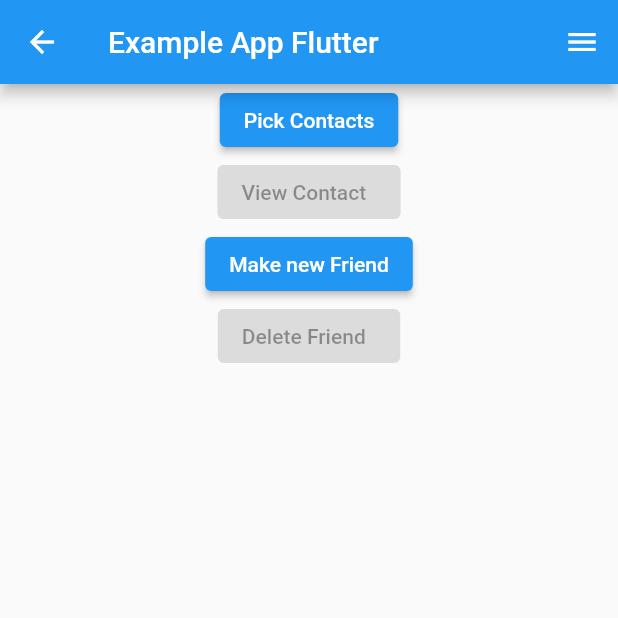
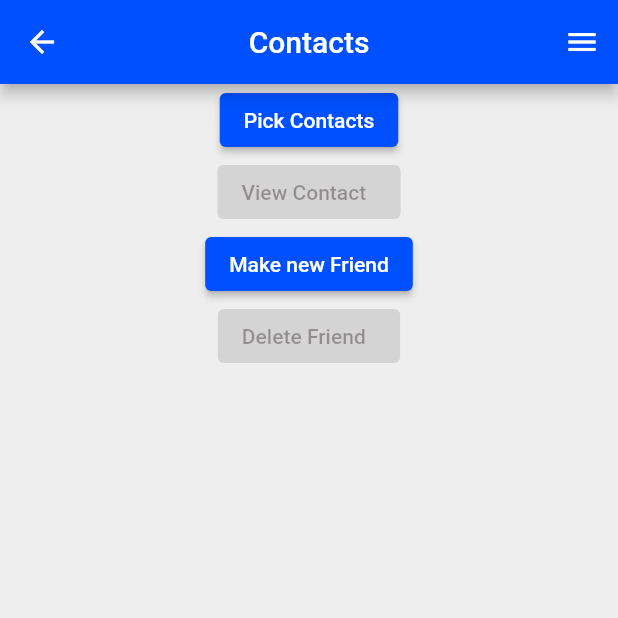
Before and after one commit to Ententerminator/Flutter, a Flutter app: the screen it shows after launch, after a tap on "Contacts", on a phone screen of 412 x 824 dp, the top half of it. Run offline on Flutter 3.47's test engine with Material 2 defaults, Android fonts, the phone set to English and light mode, and no system bars; our stand-ins replace camera, file_picker, flutter_contacts, geolocator, image_gallery_saver, open_file and 2 more; network calls fail.

Commit message:
buttonsizes,homepage placement + text, appbar text, color scheme

```diff
--- a/example_flutter_app/lib/accelerometer.dart
+++ b/example_flutter_app/lib/accelerometer.dart
@@ -45,7 +45,7 @@ class _AccelerometerState extends State<Accelerometer> {
   @override
   Widget build(BuildContext context) {
     return Scaffold(
-      appBar: MyAppbar(),
+      appBar: MyAppbar('Accelerometer'),
       body: Center(
         child: Column(children: [
           //prettify: x is in eigene column, damits nicht flackert
--- a/example_flutter_app/lib/appbar.dart
+++ b/example_flutter_app/lib/appbar.dart
@@ -4,13 +4,17 @@ import 'current_page.dart';
 import 'home_page.dart';
 
 class MyAppbar extends StatelessWidget implements PreferredSizeWidget {
+  String text;
+  MyAppbar(this.text);
+
   @override
   Size get preferredSize => const Size.fromHeight(kToolbarHeight);
 
   @override
   Widget build(BuildContext context) {
     return AppBar(
-      title: const Text('Example App Flutter'),
+      title: Text(text),
+      centerTitle: true,
       leading: IconButton(
         icon: const BackButtonIcon(),
         tooltip: 'Back Button',
--- a/example_flutter_app/lib/camera.dart
+++ b/example_flutter_app/lib/camera.dart
@@ -59,7 +59,7 @@ class _CameraState extends State<Camera> {
   Widget build(BuildContext context) {
     return cameraAvailable
         ? Scaffold(
-          appBar: MyAppbar(),
+          appBar: MyAppbar('Camera'),
           body: CameraPreview(_controller),
           floatingActionButton: FloatingActionButton(
             onPressed: () async {
@@ -84,7 +84,7 @@ class _CameraState extends State<Camera> {
           endDrawer: MyDrawer(),
         )
         : Scaffold(
-          appBar: MyAppbar(),
+          appBar: MyAppbar('Camera'),
           body: Center(child: CircularProgressIndicator()),
           endDrawer: MyDrawer(),
         );
--- a/example_flutter_app/lib/contacts.dart
+++ b/example_flutter_app/lib/contacts.dart
@@ -43,7 +43,7 @@ class _ContactsState extends State<Contacts> {
   @override
   Widget build(BuildContext context) {
     return Scaffold(
-      appBar: MyAppbar(),
+      appBar: MyAppbar('Contacts'),
       body: Center(
         child: Column(
           children:[
--- a/example_flutter_app/lib/drawer.dart
+++ b/example_flutter_app/lib/drawer.dart
@@ -16,6 +16,7 @@ class MyDrawer extends StatelessWidget {
       child: ListView(
         padding: EdgeInsets.zero,
         children: [
+          //TODO: entfernen, aber genug platz trotzdem lassen (wie in react native?)
           DrawerHeader(
             decoration: BoxDecoration(
               color: Colors.blue,
--- a/example_flutter_app/lib/file_access.dart
+++ b/example_flutter_app/lib/file_access.dart
@@ -63,7 +63,7 @@ class _FileAccessState extends State<FileAccess> {
   @override
   Widget build(BuildContext context) {
     return Scaffold(
-      appBar: MyAppbar(),
+      appBar: MyAppbar('FileAccess'),
       body: Center(
         child: Column(
           children: [
--- a/example_flutter_app/lib/gps_data.dart
+++ b/example_flutter_app/lib/gps_data.dart
@@ -80,7 +80,7 @@ class _GpsDataState extends State<GpsData> {
   @override
   Widget build(BuildContext context) {
     return Scaffold(
-      appBar: MyAppbar(),
+      appBar: MyAppbar('GpsData'),
       body: Center(
         child: Column(children: [
           //prettify: long/lat in eigene column, damits nicht flackert
--- a/example_flutter_app/lib/home_page.dart
+++ b/example_flutter_app/lib/home_page.dart
@@ -9,73 +9,75 @@ import 'file_access.dart';
 import 'gps_data.dart';
 import 'retrieve_data.dart';
 
+//entweder 3 rows 1 column
+//oder buttons padding rundherum geben
+
+class HomepageButton extends StatelessWidget{
+  String text;
+  Widget page;
+  HomepageButton( this.text, this.page);
+
+  @override
+  Widget build(BuildContext context) {
+    return ElevatedButton(
+      child: Text(
+        this.text,
+        style: TextStyle(fontSize: 18),),
+      onPressed: () {
+        HapticFeedback.vibrate();
+        CurrentPage.setPage(this.text);
+        Navigator.push(context,
+            MaterialPageRoute(builder: (context) => this.page));
+      },
+      style: ElevatedButton.styleFrom(
+        minimumSize: Size(150, 90),
+        //padding: EdgeInsets.symmetric(vertical: 100)
+      )
+    );
+  }
+}
+
 class MyHomePage extends StatelessWidget {
   @override
   Widget build(BuildContext context) {
     return Scaffold(
       appBar: AppBar(
         automaticallyImplyLeading: false,
-        title: const Text('Example App Flutter'),
+        title: const Text('Homepage'),
+        centerTitle: true,
       ),
-      body: Center(
-        child: Column(
-          children: <Widget>[
-            ElevatedButton(
-              child: const Text('Accelerometer'),
-              onPressed: () {
-                HapticFeedback.vibrate();
-                CurrentPage.setPage('Accelerometer');
-                Navigator.push(context,
-                    MaterialPageRoute(builder: (context) => Accelerometer()));
-              },
-            ),
-            ElevatedButton(
-              child: const Text('Camera'),
-              onPressed: () {
-                HapticFeedback.vibrate();
-                CurrentPage.setPage('Camera');
-                Navigator.push(
-                    context, MaterialPageRoute(builder: (context) => Camera()));
-              },
-            ),
-            ElevatedButton(
-              child: const Text('Contacts'),
-              onPressed: () {
-                HapticFeedback.vibrate();
-                CurrentPage.setPage('Contacts');
-                Navigator.push(context,
-                    MaterialPageRoute(builder: (context) => Contacts()));
-              },
-            ),
-            ElevatedButton(
-              child: const Text('FileAccess'),
-              onPressed: () {
-                HapticFeedback.vibrate();
-                CurrentPage.setPage('FileAccess');
-                Navigator.push(context,
-                    MaterialPageRoute(builder: (context) => FileAccess()));
-              },
-            ),
-            ElevatedButton(
-              child: const Text('GpsData'),
-              onPressed: () {
-                HapticFeedback.vibrate();
-                CurrentPage.setPage('GpsData');
-                Navigator.push(context,
-                    MaterialPageRoute(builder: (context) => GpsData()));
-              },
-            ),
-            ElevatedButton(
-              child: const Text('RetrieveData'),
-              onPressed: () {
-                HapticFeedback.vibrate();
-                CurrentPage.setPage('RetrieveData');
-                Navigator.push(context,
-                    MaterialPageRoute(builder: (context) => RetrieveData()));
-              },
-            ),
-          ],
-        ),
+      body: Column(
+        //mainAxisAlignment: MainAxisAlignment.spaceEvenly,
+        children: [
+          SizedBox( height: 30,),
+          Row(
+            mainAxisAlignment: MainAxisAlignment.spaceEvenly,
+
+            children: <Widget>[
+              HomepageButton('Accelerometer', Accelerometer()),
+              HomepageButton('Camera', Camera()),
+              //Padding(padding: EdgeInsets.fromLTRB(20, 120, 20, 0))
+
+            ],
+          ),
+          SizedBox( height: 30,),
+          Row(
+            mainAxisAlignment: MainAxisAlignment.spaceEvenly,
+            children: <Widget>[
+              HomepageButton('Contacts', Contacts()),
+              HomepageButton('FileAccess', FileAccess()),
+              //Padding(padding: EdgeInsets.fromLTRB(0, 0, 0, 0))
+            ],
+          ),
+          SizedBox( height: 30,),
+          Row(
+            mainAxisAlignment: MainAxisAlignment.spaceEvenly,
+            children: <Widget>[
+              HomepageButton('GpsData', GpsData()),
+              HomepageButton('RetrieveData', RetrieveData()),
+            ],
+          ),
+        ],
       ),
       endDrawer: MyDrawer(),
     );
--- a/example_flutter_app/lib/main.dart
+++ b/example_flutter_app/lib/main.dart
@@ -16,6 +16,13 @@ class MyApp extends StatelessWidget {
   Widget build(BuildContext context) {
     return MaterialApp(
       home: SavedPage(),
+      theme: ThemeData(
+        scaffoldBackgroundColor: Color.fromARGB(255, 238, 238, 238),
+        colorScheme: ColorScheme.fromSeed(
+          seedColor: Color.fromARGB(0, 0, 0, 0),
+          primary: Color.fromARGB(255, 0, 80, 255),
+        )
+      )
     );
   }
 }
--- a/example_flutter_app/lib/retrieve_data.dart
+++ b/example_flutter_app/lib/retrieve_data.dart
@@ -60,7 +60,7 @@ class _RetrieveDataState extends State<RetrieveData> {
   @override
   Widget build(BuildContext context) {
     return Scaffold(
-      appBar: MyAppbar(),
+      appBar: MyAppbar('RetrieveData'),
       body: RefreshIndicator(
         onRefresh: refreshData,
         child: Center(
```
